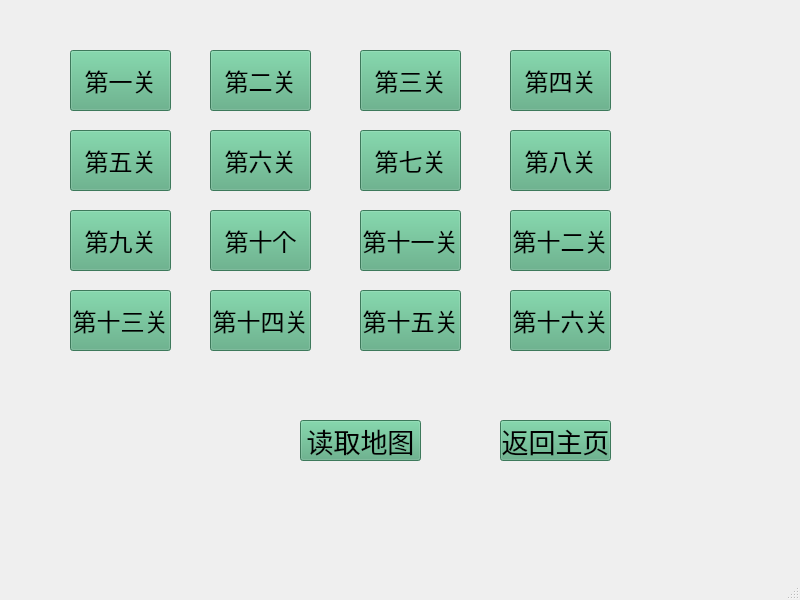
Old version of the form untitled2/secondwindow.ui in the repository xiaogan123-ops/qt.
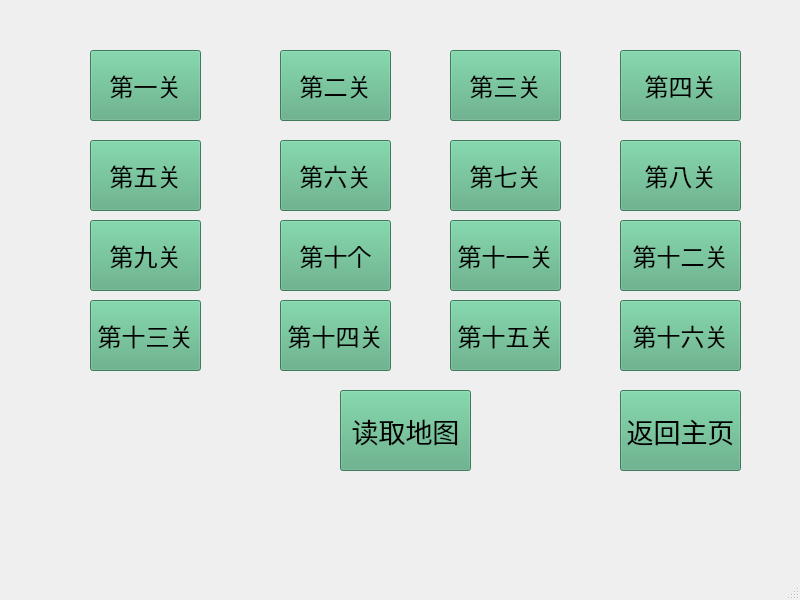
New version of the form. Icons and pictures are not drawn.

```diff
--- a/untitled2/secondwindow.ui
+++ b/untitled2/secondwindow.ui
@@ -22,10 +22,10 @@
    <widget class="QPushButton" name="btu2">
     <property name="geometry">
      <rect>
-      <x>300</x>
-      <y>420</y>
-      <width>121</width>
-      <height>41</height>
+      <x>340</x>
+      <y>390</y>
+      <width>131</width>
+      <height>81</height>
      </rect>
     </property>
     <property name="font">
@@ -64,10 +64,10 @@
    <widget class="QPushButton" name="btu1">
     <property name="geometry">
      <rect>
-      <x>500</x>
-      <y>420</y>
-      <width>111</width>
-      <height>41</height>
+      <x>620</x>
+      <y>390</y>
+      <width>121</width>
+      <height>81</height>
      </rect>
     </property>
     <property name="font">
@@ -106,10 +106,10 @@
    <widget class="QPushButton" name="btu3">
     <property name="geometry">
      <rect>
-      <x>70</x>
+      <x>90</x>
       <y>50</y>
-      <width>101</width>
-      <height>61</height>
+      <width>111</width>
+      <height>71</height>
      </rect>
     </property>
     <property name="font">
@@ -145,13 +145,13 @@
      <string>第一关</string>
     </property>
    </widget>
-   <widget class="QPushButton" name="btu4">
+   <widget class="QPushButton" name="btu5">
     <property name="geometry">
      <rect>
-      <x>210</x>
+      <x>280</x>
       <y>50</y>
-      <width>101</width>
-      <height>61</height>
+      <width>111</width>
+      <height>71</height>
      </rect>
     </property>
     <property name="font">
@@ -187,55 +187,55 @@
      <string>第二关</string>
     </property>
    </widget>
-   <widget class="QPushButton" name="btu7">
-    <property name="geometry">
-     <rect>
-      <x>70</x>
-      <y>130</y>
-      <width>101</width>
-      <height>61</height>
-     </rect>
-    </property>
-    <property name="font">
-     <font>
-      <family>Microsoft PhagsPa</family>
-      <pointsize>18</pointsize>
-      <italic>false</italic>
-      <bold>false</bold>
-     </font>
-    </property>
-    <property name="styleSheet">
-     <string notr="true">QWidget {
-    /* 分层背景：图片在下，渐变在上 */
-    background-image: url(:/res/1.jpg),
-                     qradialgradient(spread:repeat,
-                                    cx:0.5, cy:0.5, radius:0.077,
-                                    fx:0.5, fy:0.5,
-                                    stop:0 rgba(0, 169, 255, 58),
-                                    stop:0.5 rgba(0, 0, 0, 58),
-                                    stop:1 rgba(0, 169, 255, 58));
-    
-    /* 背景混合模式 */
-    background-blend-mode: overlay;
-    
-    /* 备用背景色 */
-    background-color: rgb(85, 170, 127);
-    
-    /* 字体设置 */
-    font: 18pt &quot;Microsoft PhagsPa&quot;;
-}</string>
-    </property>
-    <property name="text">
-     <string>第五关</string>
-    </property>
-   </widget>
    <widget class="QPushButton" name="btu8">
     <property name="geometry">
      <rect>
-      <x>210</x>
-      <y>130</y>
-      <width>101</width>
-      <height>61</height>
+      <x>90</x>
+      <y>140</y>
+      <width>111</width>
+      <height>71</height>
+     </rect>
+    </property>
+    <property name="font">
+     <font>
+      <family>Microsoft PhagsPa</family>
+      <pointsize>18</pointsize>
+      <italic>false</italic>
+      <bold>false</bold>
+     </font>
+    </property>
+    <property name="styleSheet">
+     <string notr="true">QWidget {
+    /* 分层背景：图片在下，渐变在上 */
+    background-image: url(:/res/1.jpg),
+                     qradialgradient(spread:repeat,
+                                    cx:0.5, cy:0.5, radius:0.077,
+                                    fx:0.5, fy:0.5,
+                                    stop:0 rgba(0, 169, 255, 58),
+                                    stop:0.5 rgba(0, 0, 0, 58),
+                                    stop:1 rgba(0, 169, 255, 58));
+    
+    /* 背景混合模式 */
+    background-blend-mode: overlay;
+    
+    /* 备用背景色 */
+    background-color: rgb(85, 170, 127);
+    
+    /* 字体设置 */
+    font: 18pt &quot;Microsoft PhagsPa&quot;;
+}</string>
+    </property>
+    <property name="text">
+     <string>第五关</string>
+    </property>
+   </widget>
+   <widget class="QPushButton" name="btu9">
+    <property name="geometry">
+     <rect>
+      <x>280</x>
+      <y>140</y>
+      <width>111</width>
+      <height>71</height>
      </rect>
     </property>
     <property name="font">
@@ -274,10 +274,10 @@
    <widget class="QPushButton" name="btu5">
     <property name="geometry">
      <rect>
-      <x>360</x>
+      <x>450</x>
       <y>50</y>
-      <width>101</width>
-      <height>61</height>
+      <width>111</width>
+      <height>71</height>
      </rect>
     </property>
     <property name="font">
@@ -316,10 +316,10 @@
    <widget class="QPushButton" name="btu9">
     <property name="geometry">
      <rect>
-      <x>360</x>
-      <y>130</y>
-      <width>101</width>
-      <height>61</height>
+      <x>450</x>
+      <y>140</y>
+      <width>111</width>
+      <height>71</height>
      </rect>
     </property>
     <property name="font">
@@ -358,10 +358,10 @@
    <widget class="QPushButton" name="btu6">
     <property name="geometry">
      <rect>
-      <x>510</x>
+      <x>620</x>
       <y>50</y>
-      <width>101</width>
-      <height>61</height>
+      <width>121</width>
+      <height>71</height>
      </rect>
     </property>
     <property name="font">
@@ -397,55 +397,55 @@
      <string>第四关</string>
     </property>
    </widget>
-   <widget class="QPushButton" name="btu10">
-    <property name="geometry">
-     <rect>
-      <x>510</x>
-      <y>130</y>
-      <width>101</width>
-      <height>61</height>
-     </rect>
-    </property>
-    <property name="font">
-     <font>
-      <family>Microsoft PhagsPa</family>
-      <pointsize>18</pointsize>
-      <italic>false</italic>
-      <bold>false</bold>
-     </font>
-    </property>
-    <property name="styleSheet">
-     <string notr="true">QWidget {
-    /* 分层背景：图片在下，渐变在上 */
-    background-image: url(:/res/1.jpg),
-                     qradialgradient(spread:repeat,
-                                    cx:0.5, cy:0.5, radius:0.077,
-                                    fx:0.5, fy:0.5,
-                                    stop:0 rgba(0, 169, 255, 58),
-                                    stop:0.5 rgba(0, 0, 0, 58),
-                                    stop:1 rgba(0, 169, 255, 58));
-    
-    /* 背景混合模式 */
-    background-blend-mode: overlay;
-    
-    /* 备用背景色 */
-    background-color: rgb(85, 170, 127);
-    
-    /* 字体设置 */
-    font: 18pt &quot;Microsoft PhagsPa&quot;;
-}</string>
-    </property>
-    <property name="text">
-     <string>第八关</string>
-    </property>
-   </widget>
    <widget class="QPushButton" name="btu11">
     <property name="geometry">
      <rect>
-      <x>70</x>
-      <y>210</y>
-      <width>101</width>
-      <height>61</height>
+      <x>620</x>
+      <y>140</y>
+      <width>121</width>
+      <height>71</height>
+     </rect>
+    </property>
+    <property name="font">
+     <font>
+      <family>Microsoft PhagsPa</family>
+      <pointsize>18</pointsize>
+      <italic>false</italic>
+      <bold>false</bold>
+     </font>
+    </property>
+    <property name="styleSheet">
+     <string notr="true">QWidget {
+    /* 分层背景：图片在下，渐变在上 */
+    background-image: url(:/res/1.jpg),
+                     qradialgradient(spread:repeat,
+                                    cx:0.5, cy:0.5, radius:0.077,
+                                    fx:0.5, fy:0.5,
+                                    stop:0 rgba(0, 169, 255, 58),
+                                    stop:0.5 rgba(0, 0, 0, 58),
+                                    stop:1 rgba(0, 169, 255, 58));
+    
+    /* 背景混合模式 */
+    background-blend-mode: overlay;
+    
+    /* 备用背景色 */
+    background-color: rgb(85, 170, 127);
+    
+    /* 字体设置 */
+    font: 18pt &quot;Microsoft PhagsPa&quot;;
+}</string>
+    </property>
+    <property name="text">
+     <string>第八关</string>
+    </property>
+   </widget>
+   <widget class="QPushButton" name="btu12">
+    <property name="geometry">
+     <rect>
+      <x>90</x>
+      <y>220</y>
+      <width>111</width>
+      <height>71</height>
      </rect>
     </property>
     <property name="font">
@@ -484,10 +484,10 @@
    <widget class="QPushButton" name="btu15">
     <property name="geometry">
      <rect>
-      <x>70</x>
-      <y>290</y>
-      <width>101</width>
-      <height>61</height>
+      <x>90</x>
+      <y>300</y>
+      <width>111</width>
+      <height>71</height>
      </rect>
     </property>
     <property name="font">
@@ -526,10 +526,10 @@
    <widget class="QPushButton" name="btu12">
     <property name="geometry">
      <rect>
-      <x>210</x>
-      <y>210</y>
-      <width>101</width>
-      <height>61</height>
+      <x>280</x>
+      <y>220</y>
+      <width>111</width>
+      <height>71</height>
      </rect>
     </property>
     <property name="font">
@@ -565,13 +565,13 @@
      <string>第十个</string>
     </property>
    </widget>
-   <widget class="QPushButton" name="btu18">
+   <widget class="QPushButton" name="btu19">
     <property name="geometry">
      <rect>
-      <x>510</x>
-      <y>290</y>
-      <width>101</width>
-      <height>61</height>
+      <x>620</x>
+      <y>300</y>
+      <width>121</width>
+      <height>71</height>
      </rect>
     </property>
     <property name="font">
@@ -610,10 +610,10 @@
    <widget class="QPushButton" name="btu13">
     <property name="geometry">
      <rect>
-      <x>360</x>
-      <y>210</y>
-      <width>101</width>
-      <height>61</height>
+      <x>450</x>
+      <y>220</y>
+      <width>111</width>
+      <height>71</height>
      </rect>
     </property>
     <property name="font">
@@ -652,10 +652,10 @@
    <widget class="QPushButton" name="btu17">
     <property name="geometry">
      <rect>
-      <x>360</x>
-      <y>290</y>
-      <width>101</width>
-      <height>61</height>
+      <x>450</x>
+      <y>300</y>
+      <width>111</width>
+      <height>71</height>
      </rect>
     </property>
     <property name="font">
@@ -694,10 +694,10 @@
    <widget class="QPushButton" name="btu14">
     <property name="geometry">
      <rect>
-      <x>510</x>
-      <y>210</y>
-      <width>101</width>
-      <height>61</height>
+      <x>620</x>
+      <y>220</y>
+      <width>121</width>
+      <height>71</height>
      </rect>
     </property>
     <property name="font">
@@ -736,10 +736,10 @@
    <widget class="QPushButton" name="btu16">
     <property name="geometry">
      <rect>
-      <x>210</x>
-      <y>290</y>
-      <width>101</width>
-      <height>61</height>
+      <x>280</x>
+      <y>300</y>
+      <width>111</width>
+      <height>71</height>
      </rect>
     </property>
     <property name="font">
```
Left out of the diff: 18 changed lines with no effect on the pictures.
